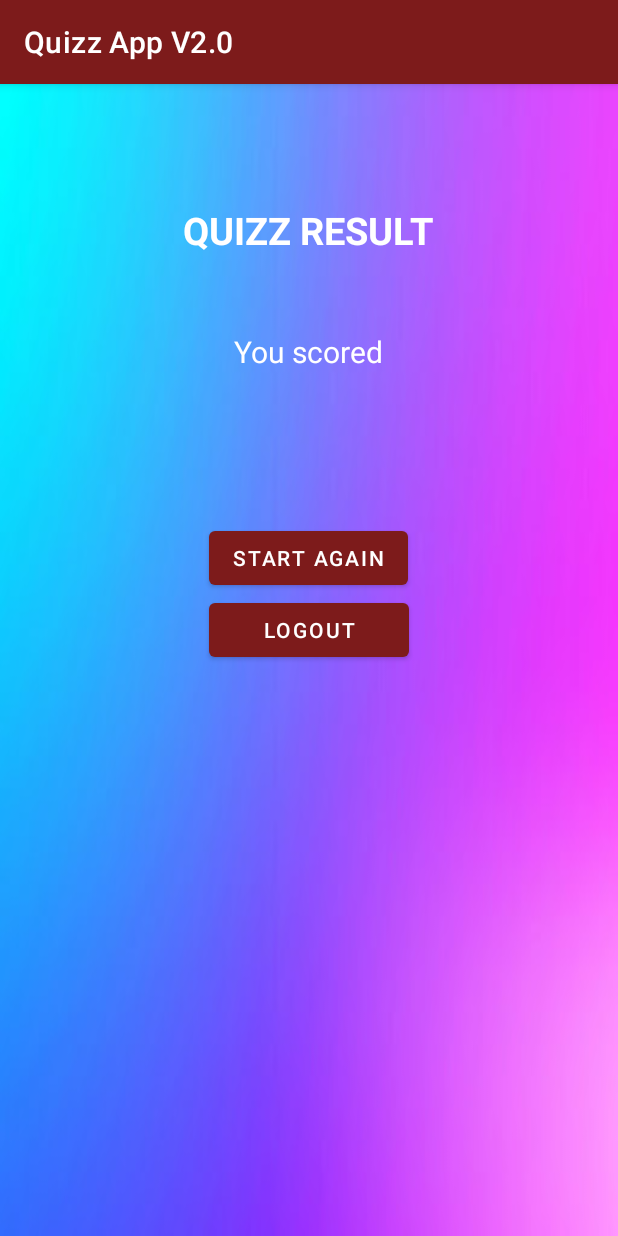
After one commit to BalintPaulAndrei/Quiz-app, an Android app: the ResultActivity screen opened directly, with no data from a screen before it, on a phone screen of 412 x 824 dp. The commit adds this screen. Run offline under Robolectric (Android 15) with nearby library versions, the phone set to English and light mode, and no system bars; Roboto replaces fonts that are not available here.

Commit message:
Result activity design
Designed the result activity

```diff
--- a/Quizz App V2.0/app/src/main/AndroidManifest.xml
+++ b/Quizz App V2.0/app/src/main/AndroidManifest.xml
@@ -11,12 +11,17 @@
         android:roundIcon="@mipmap/ic_launcher_round"
         android:supportsRtl="true"
         android:theme="@style/Theme.QuizzAppV20">
-        <activity android:name=".QuestionsActivity"
+        <activity android:name=".ResultActivity"
             android:screenOrientation="portrait"
-            android:windowSoftInputMode="adjustResize"></activity>
-        <activity android:name=".LoginActivity"
+            android:windowSoftInputMode="adjustResize" />
+        <activity
+            android:name=".QuestionsActivity"
             android:screenOrientation="portrait"
-            android:windowSoftInputMode="adjustResize"/>
+            android:windowSoftInputMode="adjustResize" />
+        <activity
+            android:name=".LoginActivity"
+            android:screenOrientation="portrait"
+            android:windowSoftInputMode="adjustResize" />
         <activity
             android:name=".RegisterActivity"
             android:screenOrientation="portrait"
--- a/Quizz App V2.0/app/src/main/java/com/example/quizzappv20/QuestionsActivity.kt
+++ b/Quizz App V2.0/app/src/main/java/com/example/quizzappv20/QuestionsActivity.kt
@@ -16,6 +16,7 @@ class QuestionsActivity : AppCompatActivity(), View.OnClickListener {
     private var mCurrentPosition: Int = 1
     private var mQuestionsList: ArrayList<Question>? = null
     private var mSelectedOptionPosition: Int = 0
+    private var mCorrectAnswers: Int = 0
 
     override fun onCreate(savedInstanceState: Bundle?) {
         super.onCreate(savedInstanceState)
@@ -98,6 +99,8 @@ class QuestionsActivity : AppCompatActivity(), View.OnClickListener {
                    val question = mQuestionsList?.get(mCurrentPosition - 1)
                    if(question!!.optionCorrect != mSelectedOptionPosition){
                        answerView(mSelectedOptionPosition, R.drawable.wrong_textview_button_background)
+                   }else{
+                       mCorrectAnswers++
                    }
                    answerView(question.optionCorrect, R.drawable.correct_textview_button_background)
 
--- /dev/null
+++ b/Quizz App V2.0/app/src/main/java/com/example/quizzappv20/ResultActivity.kt
@@ -0,0 +1,11 @@
+package com.example.quizzappv20
+
+import androidx.appcompat.app.AppCompatActivity
+import android.os.Bundle
+
+class ResultActivity : AppCompatActivity() {
+    override fun onCreate(savedInstanceState: Bundle?) {
+        super.onCreate(savedInstanceState)
+        setContentView(R.layout.activity_result)
+    }
+}
--- /dev/null
+++ b/Quizz App V2.0/app/src/main/res/layout/activity_result.xml
@@ -0,0 +1,47 @@
+<?xml version="1.0" encoding="utf-8"?>
+<LinearLayout xmlns:android="http://schemas.android.com/apk/res/android"
+    xmlns:app="http://schemas.android.com/apk/res-auto"
+    xmlns:tools="http://schemas.android.com/tools"
+    android:layout_width="match_parent"
+    android:layout_height="match_parent"
+    android:background="@drawable/background3"
+    android:orientation="vertical"
+    android:gravity="center_horizontal"
+    android:padding="20dp"
+    tools:context=".ResultActivity"
+    android:layout_centerVertical="true"
+    android:layout_centerHorizontal="true">
+
+    <TextView
+        android:id="@+id/tv_result"
+        android:layout_width="wrap_content"
+        android:layout_height="wrap_content"
+        android:layout_marginTop="60dp"
+        android:text="QUIZZ RESULT"
+        android:textColor="@color/white"
+        android:textSize="25sp"
+        android:textStyle="bold" />
+
+    <TextView
+        android:id="@+id/tv_your_score"
+        android:layout_width="wrap_content"
+        android:layout_height="wrap_content"
+        android:layout_marginTop="50dp"
+        android:textColor="@color/white"
+        android:textSize="20sp"
+        android:text="You scored"/>
+
+    <Button
+        android:id="@+id/startAgainBtn"
+        android:layout_width="wrap_content"
+        android:layout_height="wrap_content"
+        android:text="START AGAIN"
+        android:layout_marginTop="100dp"/>
+
+    <Button
+        android:id="@+id/logOutBtn"
+        android:layout_width="133dp"
+        android:layout_height="wrap_content"
+        android:text="LOGOUT" />
+
+</LinearLayout>
```
Also changed, not shown: Quizz App V2.0/app/src/main/res/drawable/background3.jpg (added).
